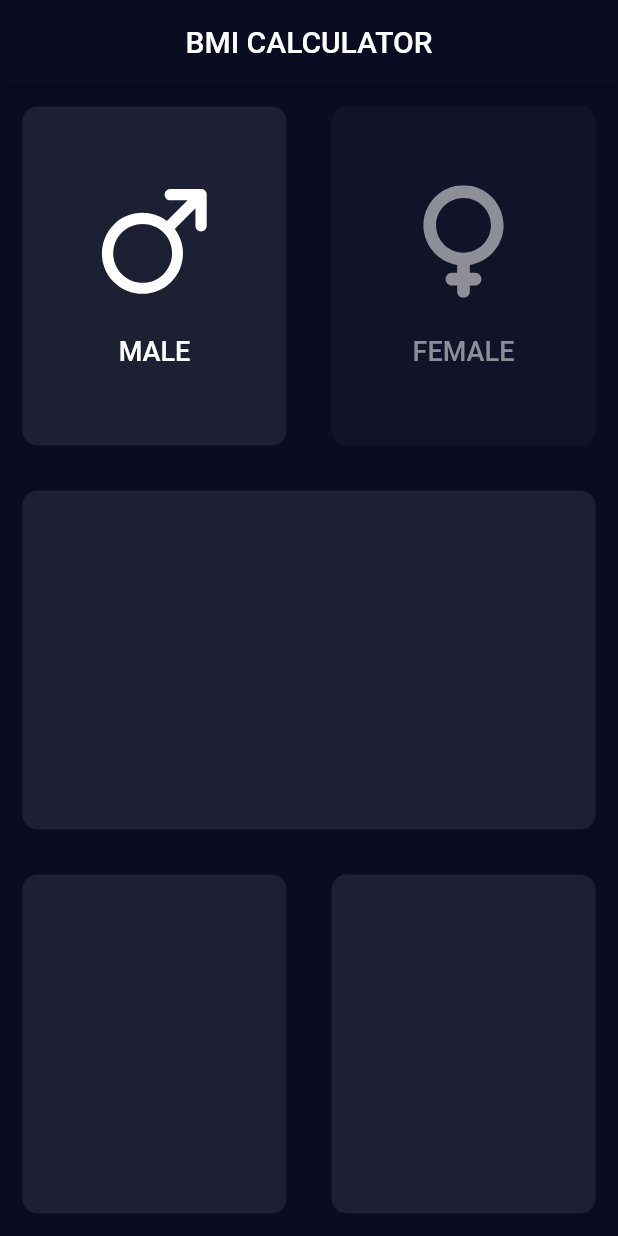
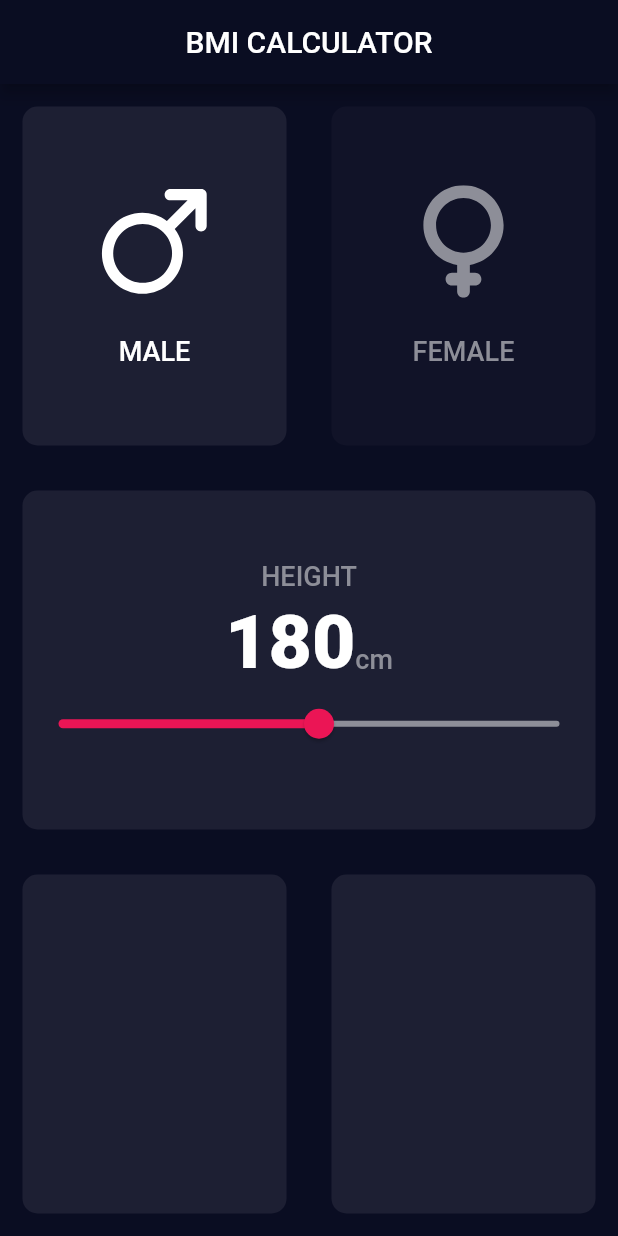
Before and after one commit to nabilmersni/BMI_Calculator-Flutter-App, a Flutter app: the screen it shows after launch, after a tap on "MALE", on a phone screen of 412 x 824 dp. Run offline on Flutter 3.47's test engine with Material 2 defaults, Android fonts, the phone set to English and light mode, and no system bars; our stand-ins replace flutter_svg.

```diff
--- a/lib/components/card_container.dart
+++ b/lib/components/card_container.dart
@@ -1,19 +1,23 @@
 import 'package:flutter/material.dart';
 
 class CardContainer extends StatelessWidget {
-  CardContainer({required this.bgColor, this.cardChild});
+  CardContainer({required this.bgColor, this.cardChild, this.onPressed});
 
   final Color bgColor;
   final cardChild;
+  final onPressed;
 
   @override
   Widget build(BuildContext context) {
-    return Container(
-      child: cardChild,
-      margin: EdgeInsets.all(15),
-      decoration: BoxDecoration(
-        borderRadius: BorderRadius.circular(10),
-        color: bgColor,
+    return GestureDetector(
+      onTap: onPressed,
+      child: Container(
+        child: cardChild,
+        margin: EdgeInsets.all(15),
+        decoration: BoxDecoration(
+          borderRadius: BorderRadius.circular(10),
+          color: bgColor,
+        ),
       ),
     );
   }
--- /dev/null
+++ b/lib/constants.dart
@@ -0,0 +1,19 @@
+import 'package:flutter/material.dart';
+
+const Color kActiveCardContainerColor = Color(0xff1D1F33);
+const Color kInactiveCardContainerColor = Color(0xff111328);
+
+const Color kActiveIconColor = Colors.white;
+const Color kInactiveIconColor = Color(0xff8D8E98);
+
+const TextStyle kLabelTextStyle = TextStyle(
+  fontSize: 18,
+  fontWeight: FontWeight.w500,
+  color: Color(0xff8D8E98),
+);
+
+const TextStyle kBoldTextStyle = TextStyle(
+  color: Colors.white,
+  fontSize: 50,
+  fontWeight: FontWeight.w900,
+);
--- a/lib/input_page.dart
+++ b/lib/input_page.dart
@@ -2,12 +2,13 @@ import 'package:flutter/material.dart';
 import './components/card_container.dart';
 import './components/gender_btn_content.dart';
 import 'package:flutter_svg/flutter_svg.dart';
+import 'constants.dart';
 
-const Color activeCardContainerColor = Color(0xff1D1F33);
-const Color inactiveCardContainerColor = Color(0xff111328);
-
-const Color activeIconColor = Colors.white;
-const Color inactiveIconColor = Color(0xff8D8E98);
+enum Gender {
+  male,
+  female,
+  notSelected,
+}
 
 class InputPage extends StatefulWidget {
   const InputPage({Key? key}) : super(key: key);
@@ -17,29 +18,8 @@ class InputPage extends StatefulWidget {
 }
 
 class _InputPageState extends State<InputPage> {
-  Color maleContainerColor = inactiveCardContainerColor;
-  Color maleIconColor = inactiveIconColor;
-
-  Color femaleContainerColor = inactiveCardContainerColor;
-  Color femaleIconColor = inactiveIconColor;
-
-  String gender = '';
-
-  void updateColor(gender) {
-    if (gender == 'male') {
-      maleContainerColor = activeCardContainerColor;
-      maleIconColor = activeIconColor;
-
-      femaleContainerColor = inactiveCardContainerColor;
-      femaleIconColor = inactiveIconColor;
-    } else if (gender == 'female') {
-      femaleContainerColor = activeCardContainerColor;
-      femaleIconColor = activeIconColor;
-
-      maleContainerColor = inactiveCardContainerColor;
-      maleIconColor = inactiveIconColor;
-    }
-  }
+  Gender gender = Gender.notSelected;
+  double currentHeight = 180;
 
   @override
   Widget build(BuildContext context) {
@@ -55,38 +35,40 @@ class _InputPageState extends State<InputPage> {
               child: Row(
                 children: [
                   Expanded(
-                    child: GestureDetector(
-                      onTap: () {
+                    child: CardContainer(
+                      onPressed: () {
                         setState(() {
-                          gender = 'male';
-                          updateColor(gender);
+                          gender = Gender.male;
                         });
                       },
-                      child: CardContainer(
-                        bgColor: maleContainerColor,
+                      bgColor: gender == Gender.male
+                          ? kActiveCardContainerColor
+                          : kInactiveCardContainerColor,
                       cardChild: GenderBTNContent(
                         svgPath: 'images/male.svg',
                         text: 'MALE',
-                          iconColor: maleIconColor,
-                        ),
+                        iconColor: gender == Gender.male
+                            ? kActiveIconColor
+                            : kInactiveIconColor,
                       ),
                     ),
                   ),
                   Expanded(
-                    child: GestureDetector(
-                      onTap: () {
+                    child: CardContainer(
+                      onPressed: () {
                         setState(() {
-                          gender = 'female';
-                          updateColor(gender);
+                          gender = Gender.female;
                         });
                       },
-                      child: CardContainer(
-                        bgColor: femaleContainerColor,
+                      bgColor: gender == Gender.female
+                          ? kActiveCardContainerColor
+                          : kInactiveCardContainerColor,
                       cardChild: GenderBTNContent(
                         svgPath: 'images/female.svg',
                         text: 'FEMALE',
-                          iconColor: femaleIconColor,
-                        ),
+                        iconColor: gender == Gender.female
+                            ? kActiveIconColor
+                            : kInactiveIconColor,
                       ),
                     ),
                   ),
@@ -94,16 +76,63 @@ class _InputPageState extends State<InputPage> {
               ),
             ),
             Expanded(
-              child: CardContainer(bgColor: activeCardContainerColor),
+              child: CardContainer(
+                bgColor: kActiveCardContainerColor,
+                cardChild: Column(
+                  mainAxisAlignment: MainAxisAlignment.center,
+                  children: [
+                    const Text(
+                      'HEIGHT',
+                      style: kLabelTextStyle,
+                    ),
+                    const SizedBox(
+                      height: 5,
+                    ),
+                    Row(
+                      mainAxisAlignment: MainAxisAlignment.center,
+                      crossAxisAlignment: CrossAxisAlignment.baseline,
+                      textBaseline: TextBaseline.alphabetic,
+                      children: [
+                        Text(
+                          currentHeight.round().toString(),
+                          style: kBoldTextStyle,
+                        ),
+                        const Text(
+                          'cm',
+                          style: kLabelTextStyle,
+                        ),
+                      ],
+                    ),
+                    Slider(
+                      value: currentHeight,
+                      min: 50,
+                      max: 300,
+                      activeColor: Color(0xffEB1555),
+                      inactiveColor: Color(0xff8D8E98),
+                      // thumbColor: Color(0xffEB1555),
+                      // label: currentHeight.round().toString(),
+                      onChanged: (double value) {
+                        setState(() {
+                          currentHeight = value;
+                        });
+                      },
+                    ),
+                  ],
+                ),
+              ),
             ),
             Expanded(
               child: Row(
                 children: [
                   Expanded(
-                    child: CardContainer(bgColor: activeCardContainerColor),
+                    child: CardContainer(
+                      bgColor: kActiveCardContainerColor,
+                    ),
                   ),
                   Expanded(
-                    child: CardContainer(bgColor: activeCardContainerColor),
+                    child: CardContainer(
+                      bgColor: kActiveCardContainerColor,
+                    ),
                   ),
                 ],
               ),
```
Lines whose indentation alone changed are shown as unchanged.
